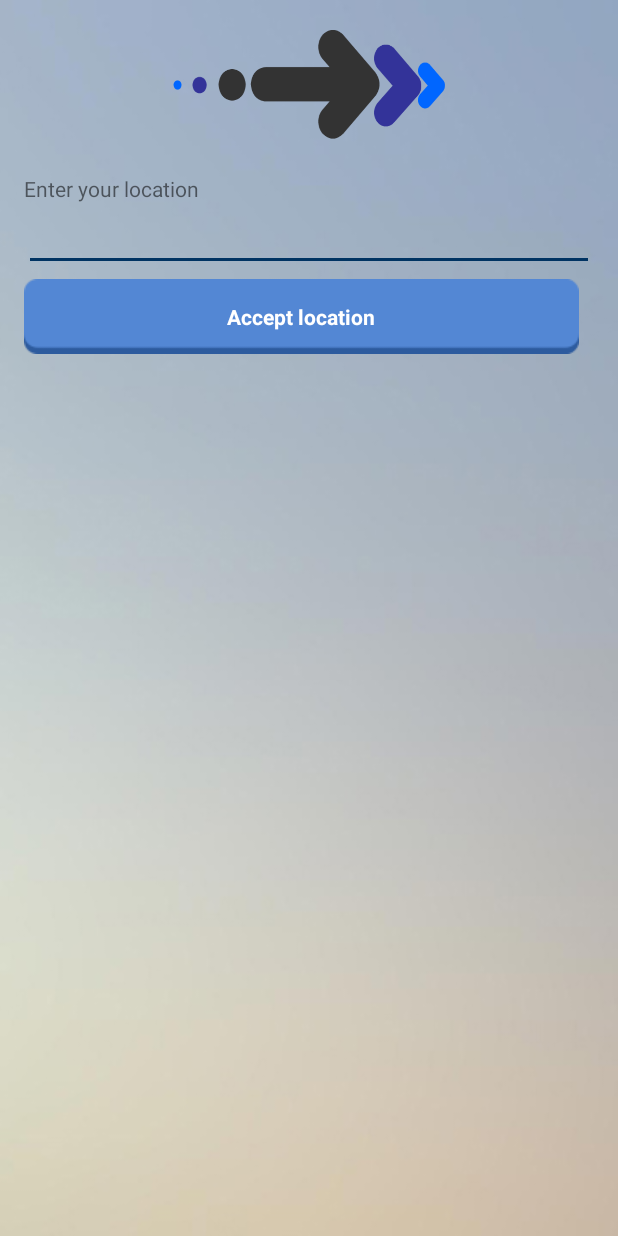
After one commit to shiftbuddy/shiftBuddyAndroid, an Android app: the LocationActivity screen opened directly, with no data from a screen before it, on a phone screen of 412 x 824 dp. The commit adds this screen. Run offline under Robolectric (Android 15) with nearby library versions, the phone set to English and light mode, and no system bars; Roboto replaces fonts that are not available here; 1 statement that could not run was skipped.

Commit message:
Location activity included for using Google Places API

```diff
--- /dev/null
+++ b/app/src/main/java/com/shiftbuddy/LocationActivity.java
@@ -0,0 +1,211 @@
+package com.shiftbuddy;
+
+import android.Manifest;
+import android.app.Activity;
+import android.content.Intent;
+import android.content.pm.PackageManager;
+import android.os.Bundle;
+import android.support.v7.app.AppCompatActivity;
+import android.text.TextUtils;
+import android.util.Log;
+import android.view.View;
+import android.widget.AdapterView;
+import android.widget.AutoCompleteTextView;
+import android.widget.TextView;
+
+import com.google.android.gms.common.ConnectionResult;
+import com.google.android.gms.common.GooglePlayServicesNotAvailableException;
+import com.google.android.gms.common.GooglePlayServicesRepairableException;
+import com.google.android.gms.common.api.GoogleApiClient;
+import com.google.android.gms.common.api.PendingResult;
+import com.google.android.gms.common.api.ResultCallback;
+import com.google.android.gms.location.places.Place;
+import com.google.android.gms.location.places.PlaceBuffer;
+import com.google.android.gms.location.places.PlaceLikelihood;
+import com.google.android.gms.location.places.PlaceLikelihoodBuffer;
+import com.google.android.gms.location.places.Places;
+import com.google.android.gms.location.places.ui.PlacePicker;
+import com.shiftbuddy.googlePlaces.AutoCompleteAdapter;
+import com.shiftbuddy.googlePlaces.AutoCompletePlace;
+
+public class LocationActivity extends AppCompatActivity implements GoogleApiClient.OnConnectionFailedListener,
+        GoogleApiClient.ConnectionCallbacks {
+
+    private GoogleApiClient mGoogleApiClient;
+
+    private int PLACE_PICKER_REQUEST = 1;
+    private AutoCompleteAdapter mAdapter;
+
+    private TextView mTextView;
+    private AutoCompleteTextView mPredictTextView;
+
+    @Override
+    protected void onCreate(Bundle savedInstanceState) {
+        super.onCreate(savedInstanceState);
+        setContentView(R.layout.activity_location);
+        mTextView = (TextView) findViewById(R.id.textview);
+
+        mPredictTextView = (AutoCompleteTextView) findViewById(R.id.predicttextview);
+        mAdapter = new AutoCompleteAdapter(this);
+        mPredictTextView.setAdapter(mAdapter);
+
+        mPredictTextView.setOnItemClickListener(new AdapterView.OnItemClickListener() {
+            @Override
+            public void onItemClick(AdapterView<?> parent, View view, int position, long id) {
+                AutoCompletePlace place = (AutoCompletePlace) parent.getItemAtPosition(position);
+                findPlaceById(place.getId());
+            }
+        });
+
+        mGoogleApiClient = new GoogleApiClient
+                .Builder(this)
+                .enableAutoManage(this, 0, this)
+                .addApi(Places.GEO_DATA_API)
+                .addApi(Places.PLACE_DETECTION_API)
+                .addConnectionCallbacks(this)
+                .addOnConnectionFailedListener(this)
+                .build();
+    }
+
+    @Override
+    protected void onStart() {
+        super.onStart();
+        if (mGoogleApiClient != null)
+            mGoogleApiClient.connect();
+    }
+
+    @Override
+    protected void onStop() {
+        if (mGoogleApiClient != null && mGoogleApiClient.isConnected()) {
+            mAdapter.setGoogleApiClient(null);
+            mGoogleApiClient.disconnect();
+        }
+        super.onStop();
+    }
+
+    private void findPlaceById(String id) {
+        if (TextUtils.isEmpty(id) || mGoogleApiClient == null || !mGoogleApiClient.isConnected())
+            return;
+
+        Places.GeoDataApi.getPlaceById(mGoogleApiClient, id).setResultCallback(new ResultCallback<PlaceBuffer>() {
+            @Override
+            public void onResult(PlaceBuffer places) {
+                if (places.getStatus().isSuccess()) {
+                    Place place = places.get(0);
+                    displayPlace(place);
+                    mPredictTextView.setText("");
+                    mAdapter.clear();
+                }
+
+                //Release the PlaceBuffer to prevent a memory leak
+                places.release();
+            }
+        });
+    }
+
+    private void guessCurrentPlace() {
+        if (checkSelfPermission(Manifest.permission.ACCESS_FINE_LOCATION) != PackageManager.PERMISSION_GRANTED) {
+            // TODO: Consider calling
+            //    public void requestPermissions(@NonNull String[] permissions, int requestCode)
+            // here to request the missing permissions, and then overriding
+            //   public void onRequestPermissionsResult(int requestCode, String[] permissions,
+            //                                          int[] grantResults)
+            // to handle the case where the user grants the permission. See the documentation
+            // for Activity#requestPermissions for more details.
+            return;
+        }
+        PendingResult<PlaceLikelihoodBuffer> result = Places.PlaceDetectionApi.getCurrentPlace(mGoogleApiClient, null);
+        result.setResultCallback( new ResultCallback<PlaceLikelihoodBuffer>() {
+            @Override
+            public void onResult( PlaceLikelihoodBuffer likelyPlaces ) {
+
+                PlaceLikelihood placeLikelihood = likelyPlaces.get( 0 );
+                String content = "";
+                if( placeLikelihood != null && placeLikelihood.getPlace() != null && !TextUtils.isEmpty( placeLikelihood.getPlace().getName() ) )
+                    content = "Most likely place: " + placeLikelihood.getPlace().getName() + "\n";
+                if( placeLikelihood != null )
+                    content += "Percent change of being there: " + (int) ( placeLikelihood.getLikelihood() * 100 ) + "%";
+                mTextView.setText( content );
+
+                likelyPlaces.release();
+            }
+        });
+    }
+
+    private void displayPlacePicker() {
+        if( mGoogleApiClient == null || !mGoogleApiClient.isConnected() )
+            return;
+
+        PlacePicker.IntentBuilder builder = new PlacePicker.IntentBuilder();
+
+        try {
+            startActivityForResult( builder.build((Activity) getApplicationContext()), PLACE_PICKER_REQUEST );
+        } catch ( GooglePlayServicesRepairableException e ) {
+            Log.d("PlacesAPI Demo", "GooglePlayServicesRepairableException thrown");
+        } catch ( GooglePlayServicesNotAvailableException e ) {
+            Log.d( "PlacesAPI Demo", "GooglePlayServicesNotAvailableException thrown" );
+        }
+    }
+
+    protected void onActivityResult( int requestCode, int resultCode, Intent data ) {
+        if( requestCode == PLACE_PICKER_REQUEST && resultCode == RESULT_OK ) {
+            displayPlace( PlacePicker.getPlace( data, this ) );
+        }
+    }
+
+    private void displayPlace( Place place ) {
+        if( place == null )
+            return;
+
+        String content = "";
+        if( !TextUtils.isEmpty( place.getName() ) ) {
+            content += "Name: " + place.getName() + "\n";
+        }
+        if( !TextUtils.isEmpty( place.getAddress() ) ) {
+            content += "Address: " + place.getAddress() + "\n";
+        }
+        if( !TextUtils.isEmpty( place.getPhoneNumber() ) ) {
+            content += "Phone: " + place.getPhoneNumber();
+        }
+
+        mTextView.setText( content );
+    }
+
+    /*@Override
+    public boolean onCreateOptionsMenu( Menu menu ) {
+        getMenuInflater().inflate( R.menu.menu_main, menu );
+        return true;
+    }
+
+    @Override
+    public boolean onOptionsItemSelected( MenuItem item ) {
+        int id = item.getItemId();
+
+        if( id == R.id.action_place_picker ) {
+            displayPlacePicker();
+            return true;
+        } else if( id == R.id.action_guess_current_place ) {
+            guessCurrentPlace();
+            return true;
+        }
+
+        return super.onOptionsItemSelected( item );
+    }*/
+
+    @Override
+    public void onConnected( Bundle bundle ) {
+        if( mAdapter != null )
+            mAdapter.setGoogleApiClient( mGoogleApiClient );
+    }
+
+    @Override
+    public void onConnectionSuspended( int i ) {
+
+    }
+
+    @Override
+    public void onConnectionFailed( ConnectionResult connectionResult ) {
+
+    }
+
+}
--- /dev/null
+++ b/app/src/main/res/layout/activity_location.xml
@@ -0,0 +1,52 @@
+<?xml version="1.0" encoding="utf-8"?>
+<LinearLayout xmlns:android="http://schemas.android.com/apk/res/android"
+    xmlns:tools="http://schemas.android.com/tools"
+    android:layout_width="match_parent"
+    android:layout_height="match_parent"
+    android:paddingLeft="@dimen/activity_horizontal_margin"
+    android:paddingRight="@dimen/activity_horizontal_margin"
+    android:paddingTop="@dimen/activity_vertical_margin"
+    android:paddingBottom="@dimen/activity_vertical_margin"
+    android:background="@drawable/wallpaper_thumb_01"
+    android:orientation="vertical"
+    tools:context="com.shiftbuddy.LocationActivity">
+
+    <ImageView
+        android:layout_width="match_parent"
+        android:layout_height="80dp"
+        android:layout_marginBottom="20dp"
+        android:src="@drawable/shiftbuddy_55"/>
+    <TextView
+        android:id="@+id/textview"
+        android:text="@string/default_place_text"
+        android:layout_width="wrap_content"
+        android:layout_height="wrap_content" />
+    <AutoCompleteTextView
+        android:id="@+id/predicttextview"
+        android:layout_width="match_parent"
+        android:layout_height="wrap_content" />
+
+    <LinearLayout
+        android:id="@+id/locationTransfer"
+        android:layout_width="match_parent"
+        android:orientation="horizontal"
+        android:layout_marginTop="5dp"
+        android:layout_gravity="center_vertical"
+        android:layout_height="50dp">
+
+        <TextView
+            android:id="@+id/location"
+            android:layout_width="100dp"
+            android:layout_height="match_parent"
+            android:textColor="@color/white"
+            android:textStyle="bold"
+            android:layout_weight="0.5"
+            android:layout_marginRight="10dp"
+            android:text="Accept location"
+            android:gravity="center"
+            android:background="@drawable/button_selector">
+        </TextView>
+    </LinearLayout>
+
+
+</LinearLayout>
--- a/app/src/main/res/layout/activity_payment.xml
+++ b/app/src/main/res/layout/activity_payment.xml
@@ -138,7 +138,7 @@
                 android:orientation="horizontal"
                 android:background="@drawable/rectangle_grey_with_light">
 
-                <AutoCompleteTextView
+                <EditText
                     android:id="@+id/address_to"
                     android:layout_width="match_parent"
                     android:layout_height="match_parent"
--- a/app/src/main/res/values/strings.xml
+++ b/app/src/main/res/values/strings.xml
@@ -3,6 +3,9 @@
     <string name="title_activity_selection">SelectionActivity</string>
     <string name="title_activity_payment">PaymentActivity</string>
     <string name="terms_and_conditions">Please read through the terms and conditions before use.</string>
-    <string name="google_app_id">YOUR_PROJECT_NUMBER</string>
+    <string name="google_app_id">shiftbuddy-88de9</string>
+    <string name="google_api_key">AIzaSyD64odemgpadTeqfimi8YYluZw87Vv0GZs</string>
     <string name="server_client_id">926926291966-up7b544n7jm2ls3bqre8qm7amaqbjvri.apps.googleusercontent.com</string>
+    <string name="title_activity_location">LocationActivity</string>
+    <string name="default_place_text">Enter your location</string>
 </resources>
```
Also changed, not shown: app/src/main/AndroidManifest.xml (+11 -5 lines), app/src/main/java/com/shiftbuddy/PaymentActivity.java (+65 -4 lines), app/src/main/java/com/shiftbuddy/googlePlaces/AutoCompleteAdapter.java (+49 -10 lines).
